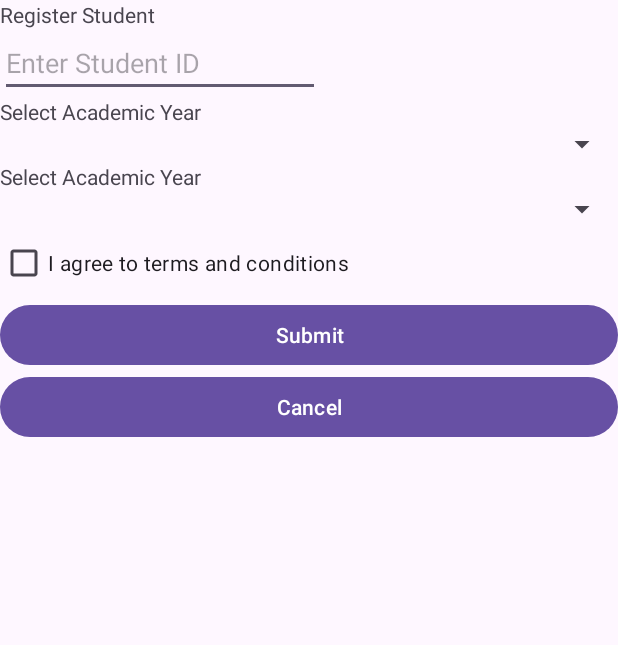
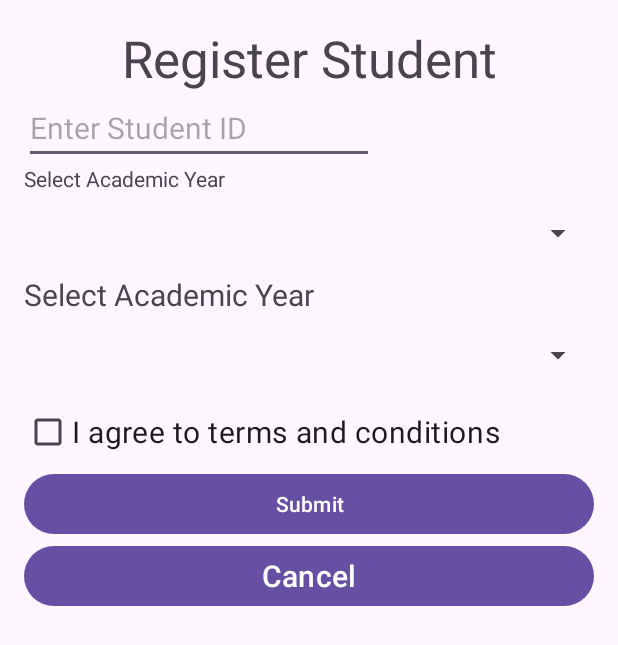
Before and after one commit to dhanuyapa/MADTutorial5, an Android app: the screen it shows after launch (MainActivity), on a phone screen of 412 x 824 dp. Shown: the top 645 px of the screen. Run offline under Robolectric (Android 15) with nearby library versions, the phone set to English and light mode, and no system bars.

Commit message:
create new packeg models and class

```diff
--- /dev/null
+++ b/app/src/main/java/com/example/tutorial5again/models/validation/ValidationResult.kt
@@ -0,0 +1,4 @@
+package com.example.tutorial5again.models.validation
+
+class ValidationResult {
+}
--- a/app/src/main/res/layout/activity_main.xml
+++ b/app/src/main/res/layout/activity_main.xml
@@ -9,13 +9,19 @@
     <LinearLayout
         android:layout_width="match_parent"
         android:layout_height="match_parent"
-        android:orientation="vertical">
+        android:orientation="vertical"
+
+        android:layout_margin="16dp"
+        >
 
         <TextView
             android:id="@+id/tvTitle"
             android:layout_width="match_parent"
             android:layout_height="wrap_content"
-            android:text="@string/tvTitle" />
+            android:text="@string/tvTitle"
+            android:textSize="34sp"
+            android:textAlignment="center"
+            />
 
         <EditText
             android:id="@+id/editStudentId"
@@ -23,7 +29,9 @@
             android:layout_height="wrap_content"
             android:ems="10"
             android:hint="@string/edtStudentID"
-            android:inputType="text" />
+            android:inputType="text"
+            android:textSize="20sp"
+            />
 
         <TextView
             android:id="@+id/tvYear"
@@ -36,38 +44,52 @@
             android:layout_width="match_parent"
             android:layout_height="wrap_content"
             android:entries="@array/years"
+            android:scrollbarSize="20sp"
+            android:paddingBottom="16dp"
+            android:paddingTop="16dp"
             />
 
         <TextView
             android:id="@+id/tvSemester"
             android:layout_width="match_parent"
             android:layout_height="wrap_content"
-            android:text="@string/tvYear" />
+            android:text="@string/tvYear"
+            android:textSize="20sp"
+            />
 
         <Spinner
             android:id="@+id/spnSemester"
             android:layout_width="match_parent"
             android:layout_height="wrap_content"
             android:entries="@array/semesters"
+            android:scrollbarSize="20sp"
+            android:paddingBottom="16dp"
+            android:paddingTop="16dp"
             />
 
         <CheckBox
             android:id="@+id/cbAgree"
             android:layout_width="match_parent"
             android:layout_height="wrap_content"
-            android:text="@string/cbAgreement" />
+            android:text="@string/cbAgreement"
+            android:textSize="20sp"
+            />
 
         <Button
             android:id="@+id/btnConfirm"
             android:layout_width="match_parent"
             android:layout_height="wrap_content"
-            android:text="@string/btnSubmit" />
+            android:text="@string/btnSubmit"
+            android:scrollbarSize="20sp"
+            />
 
         <Button
             android:id="@+id/btnCancel"
             android:layout_width="match_parent"
             android:layout_height="wrap_content"
-            android:text="@string/btnCancel" />
+            android:text="@string/btnCancel"
+            android:textSize="20sp"
+            />
 
     </LinearLayout>
 </androidx.constraintlayout.widget.ConstraintLayout>
```
